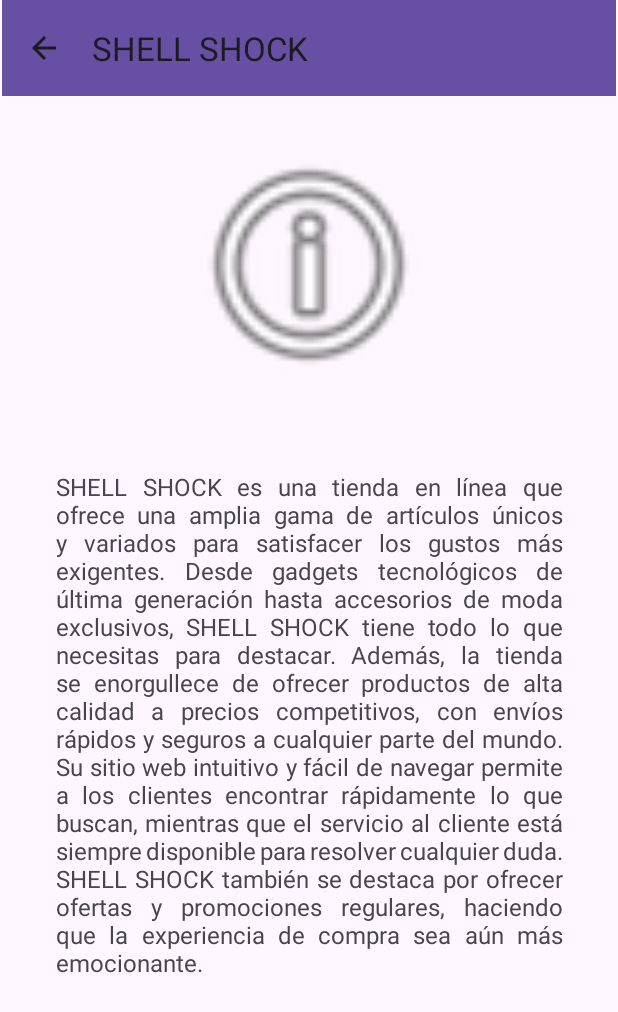
After one commit to FranciHerrera/Mov02_Practica01, an Android app: the AlarmaActivity screen opened directly, with no data from a screen before it, on a phone screen of 412 x 824 dp. The commit adds this screen. Shown: the top 1012 px of the screen. Run offline under Robolectric (Android 15) with nearby library versions, the phone set to English and light mode, and no system bars.

Commit message:
Practica 02 - Alarma agregada

```diff
--- a/app/src/main/AndroidManifest.xml
+++ b/app/src/main/AndroidManifest.xml
@@ -2,7 +2,7 @@
 <manifest xmlns:android="http://schemas.android.com/apk/res/android"
     xmlns:tools="http://schemas.android.com/tools">
 
-    <uses-permission android:name="android.permission.POST_NOTIFICATIONS"/>
+    <uses-permission android:name="android.permission.POST_NOTIFICATIONS" />
 
     <application
         android:allowBackup="true"
@@ -14,6 +14,9 @@
         android:supportsRtl="true"
         android:theme="@style/Theme.Mov2_Practica01"
         tools:targetApi="31">
+        <activity
+            android:name=".AlarmaActivity"
+            android:exported="false" />
         <activity
             android:name=".CapturarActivity"
             android:exported="false" />
--- /dev/null
+++ b/app/src/main/java/com/example/mov2_practica01/AlarmaActivity.kt
@@ -0,0 +1,26 @@
+package com.example.mov2_practica01
+
+import android.content.Intent
+import androidx.appcompat.app.AppCompatActivity
+import android.os.Bundle
+import android.view.MenuItem
+
+class AlarmaActivity : AppCompatActivity() {
+    override fun onCreate(savedInstanceState: Bundle?) {
+        super.onCreate(savedInstanceState)
+        setContentView(R.layout.activity_alarma)
+
+        setSupportActionBar(findViewById(R.id.barraAlarma))
+        supportActionBar?.setDisplayHomeAsUpEnabled(true)
+    }
+    override fun onOptionsItemSelected(item: MenuItem): Boolean {
+        if (item.itemId == android.R.id.home) {
+            val intent = Intent(this, MainActivity::class.java).apply {
+                flags = Intent.FLAG_ACTIVITY_NEW_TASK or Intent.FLAG_ACTIVITY_CLEAR_TASK
+            }
+            startActivity(intent)
+            return true
+        }
+        return super.onOptionsItemSelected(item)
+    }
+}
--- /dev/null
+++ b/app/src/main/res/layout/activity_alarma.xml
@@ -0,0 +1,44 @@
+<?xml version="1.0" encoding="utf-8"?>
+<androidx.constraintlayout.widget.ConstraintLayout xmlns:android="http://schemas.android.com/apk/res/android"
+    xmlns:app="http://schemas.android.com/apk/res-auto"
+    xmlns:tools="http://schemas.android.com/tools"
+    android:layout_width="match_parent"
+    android:layout_height="match_parent"
+    tools:context=".AlarmaActivity">
+
+    <androidx.appcompat.widget.Toolbar
+        android:id="@+id/barraAlarma"
+        android:layout_width="409dp"
+        android:layout_height="wrap_content"
+        android:background="?attr/colorPrimary"
+        android:minHeight="?attr/actionBarSize"
+        android:theme="?attr/actionBarTheme"
+        app:layout_constraintEnd_toEndOf="parent"
+        app:layout_constraintStart_toStartOf="parent"
+        app:layout_constraintTop_toTopOf="parent" />
+
+    <ImageView
+        android:id="@+id/imageView3"
+        android:layout_width="241dp"
+        android:layout_height="177dp"
+        android:layout_marginTop="24dp"
+        app:layout_constraintEnd_toEndOf="parent"
+        app:layout_constraintStart_toStartOf="parent"
+        app:layout_constraintTop_toBottomOf="@+id/barraAlarma"
+        app:srcCompat="@android:drawable/ic_menu_info_details" />
+
+    <TextView
+        android:id="@+id/txtInformacion"
+        android:layout_width="338dp"
+        android:layout_height="371dp"
+        android:layout_marginTop="48dp"
+        android:justificationMode="inter_word"
+        android:text="@string/informacion"
+        android:textSize="16sp"
+        app:layout_constraintBottom_toBottomOf="parent"
+        app:layout_constraintEnd_toEndOf="parent"
+        app:layout_constraintStart_toStartOf="parent"
+        app:layout_constraintTop_toBottomOf="@+id/imageView3"
+        app:layout_constraintVertical_bias="0.0" />
+
+</androidx.constraintlayout.widget.ConstraintLayout>
--- a/app/src/main/res/values/strings.xml
+++ b/app/src/main/res/values/strings.xml
@@ -10,4 +10,5 @@
     <string name="price">Precio del producto</string>
     <string name="local">Nacional</string>
     <string name="strange">Internacional</string>
+    <string name="informacion">SHELL SHOCK es una tienda en línea que ofrece una amplia gama de artículos únicos y variados para satisfacer los gustos más exigentes. Desde gadgets tecnológicos de última generación hasta accesorios de moda exclusivos, SHELL SHOCK tiene todo lo que necesitas para destacar. Además, la tienda se enorgullece de ofrecer productos de alta calidad a precios competitivos, con envíos rápidos y seguros a cualquier parte del mundo. Su sitio web intuitivo y fácil de navegar permite a los clientes encontrar rápidamente lo que buscan, mientras que el servicio al cliente está siempre disponible para resolver cualquier duda. SHELL SHOCK también se destaca por ofrecer ofertas y promociones regulares, haciendo que la experiencia de compra sea aún más emocionante.</string>
 </resources>
```
Also changed, not shown: app/src/main/java/com/example/mov2_practica01/MainActivity.kt (+31 -1 lines), app/src/main/res/layout/activity_main.xml (+12 -0 lines).
